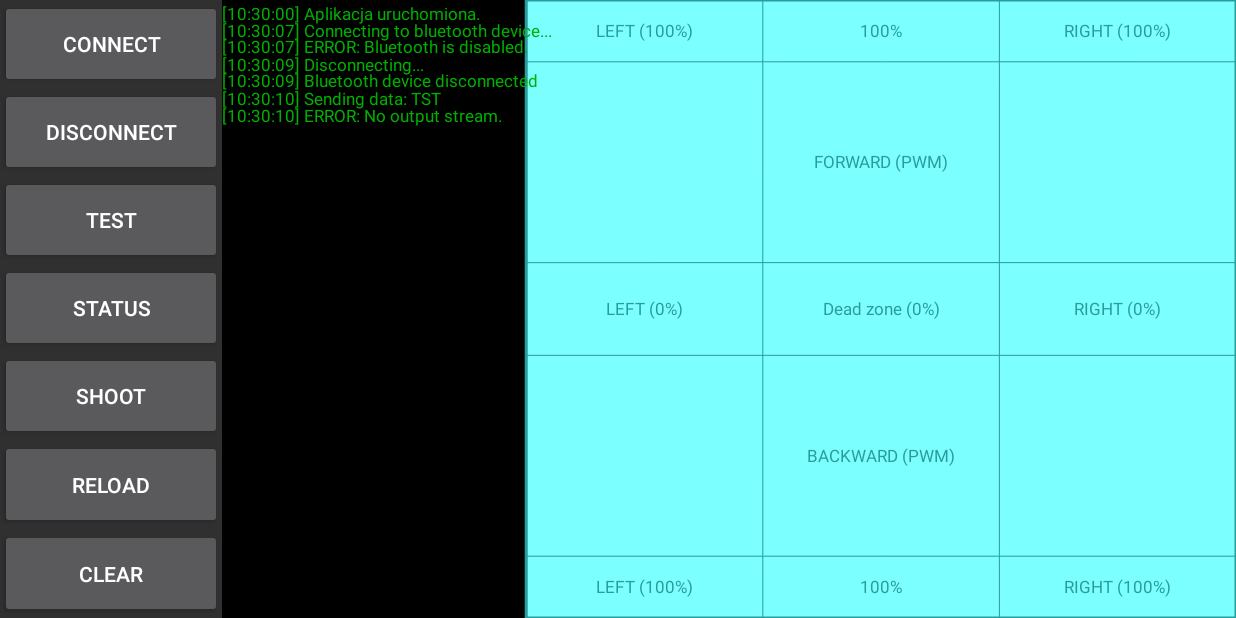
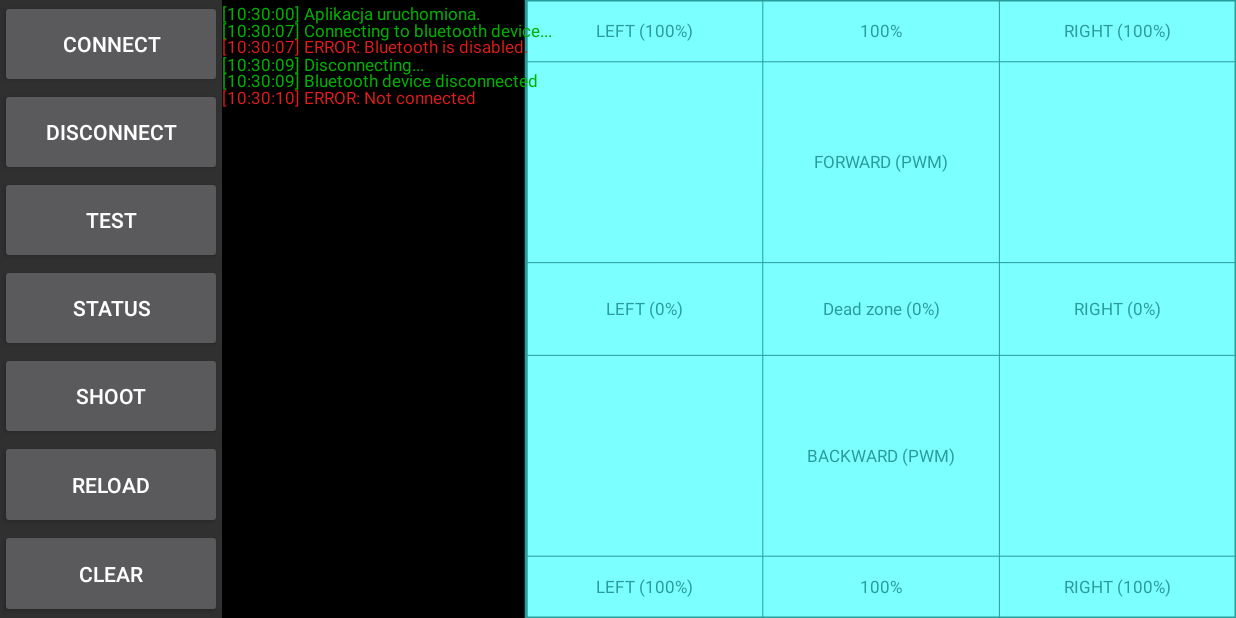
Before and after one commit to igrek51/bluetooth-vehicle-control, an Android app: the screen it shows after launch (MainActivity), after a tap on "TEST", on a phone screen of 824 x 412 dp (held sideways). Run offline under Robolectric (Android 15) with nearby library versions, the phone set to English and light mode, and no system bars; 2 other taps on this screen came first.

Commit message:
Added Detection of disconnection
Sending HeartBeat command to keep alive the connection,
Improved error catching,
Info messages colouring depending on message type
Disconnecting on application exit

```diff
--- a/app/src/main/java/igrek/projekt4bt/bluetooth/BTAdapter.java
+++ b/app/src/main/java/igrek/projekt4bt/bluetooth/BTAdapter.java
@@ -19,12 +19,14 @@ import igrek.projekt4bt.dispatcher.IEventObserver;
 import igrek.projekt4bt.events.BTDataReceivedEvent;
 import igrek.projekt4bt.events.ConnectButtonEvent;
 import igrek.projekt4bt.events.ControlMotorsEvent;
+import igrek.projekt4bt.events.ControlResetEvent;
 import igrek.projekt4bt.events.DisconnectButtonEvent;
 import igrek.projekt4bt.events.ReloadButtonEvent;
 import igrek.projekt4bt.events.ShootButtonEvent;
 import igrek.projekt4bt.events.ShowInfoEvent;
 import igrek.projekt4bt.events.StatusButtonEvent;
 import igrek.projekt4bt.events.TestButtonEvent;
+import igrek.projekt4bt.graphics.canvas.InfoMessage;
 import igrek.projekt4bt.logger.Logs;
 import igrek.projekt4bt.logic.ControlCommand;
 
@@ -37,10 +39,11 @@ public class BTAdapter implements IEventObserver {
 
 	private BluetoothSocket socket;
 
+	private final long HEARTBEAT_INTERVAL = 1000; // okres wysyłania komunikatu utrzymującego połączenie [ms]
+
 	Thread workerThread;
 	byte[] readBuffer;
 	int readBufferPosition;
-	int counter;
 	volatile boolean stopWorker;
 
 	public BTAdapter() {
@@ -56,6 +59,7 @@ public class BTAdapter implements IEventObserver {
 		EventDispatcher.registerEventObserver(ShootButtonEvent.class, this);
 		EventDispatcher.registerEventObserver(ReloadButtonEvent.class, this);
 		EventDispatcher.registerEventObserver(ControlMotorsEvent.class, this);
+		EventDispatcher.registerEventObserver(ControlResetEvent.class, this);
 	}
 
 	@Override
@@ -122,20 +126,31 @@ public class BTAdapter implements IEventObserver {
 			}
 		});
 
+		event.bind(ControlResetEvent.class, new IEventConsumer<ControlResetEvent>() {
+			@Override
+			public void accept(ControlResetEvent e) {
+				sendResetMotors();
+			}
+		});
+
 	}
 
 	private void showInfo(String message) {
 		Logs.info(message);
-		EventDispatcher.sendNow(new ShowInfoEvent(message));
+		EventDispatcher.sendNow(new ShowInfoEvent(message, InfoMessage.ShowInfoType.OK));
 	}
 
 	private void showError(String message) {
-		//TODO inny kolor wiadomości w przypadku błędu
 		Logs.error(message);
-		EventDispatcher.sendNow(new ShowInfoEvent("ERROR: " + message));
+		EventDispatcher.sendNow(new ShowInfoEvent("ERROR: " + message, InfoMessage.ShowInfoType.ERROR));
 	}
 
 	private void connect() {
+
+		if (isConnected()) {
+			showError("Already connected");
+			return;
+		}
 
 		BluetoothAdapter blueAdapter = BluetoothAdapter.getDefaultAdapter();
 		if (blueAdapter != null && blueAdapter.isEnabled()) {
@@ -162,6 +177,7 @@ public class BTAdapter implements IEventObserver {
 				showInfo("Device connected: " + device.getName());
 
 				listenForData();
+				startHeartBeatTimer();
 			} catch (IOException e) {
 				showError("Failed connecting to device: " + e.getMessage());
 			}
@@ -171,16 +187,25 @@ public class BTAdapter implements IEventObserver {
 		}
 	}
 
-	public void send(String s) {
-		try {
+	public synchronized void send(String s) {
+
+		if (!isConnected()) {
+			showError("Not connected");
+			return;
+		}
+
 			showInfo("Sending data: " + s);
 			if (outputStream == null) {
 				showError("No output stream.");
 				return;
 			}
+
+		try {
 			outputStream.write((s + "\n").getBytes());
 		} catch (IOException e) {
+			Logs.error(e);
 			showError("Sending failed: " + e.getMessage());
+			disconnect();
 		}
 	}
 
@@ -195,8 +220,6 @@ public class BTAdapter implements IEventObserver {
 			public void run() {
 				while (!Thread.currentThread().isInterrupted() && !stopWorker) {
 					try {
-						// TODO disconnect detection
-
 						int bytesAvailable = inStream.available();
 						if (bytesAvailable > 0) {
 							byte[] packetBytes = new byte[bytesAvailable];
@@ -229,9 +252,27 @@ public class BTAdapter implements IEventObserver {
 		workerThread.start();
 	}
 
+	private void startHeartBeatTimer() {
+		final Handler h2 = new Handler();
+		Runnable r = new Runnable() {
+			@Override
+			public void run() {
+				if (isConnected()) {
+					send("HBT");
+					h2.postDelayed(this, HEARTBEAT_INTERVAL);
+				}
+			}
+		};
+		h2.post(r);
+	}
+
+	private boolean isConnected() {
+		return socket != null && socket.isConnected();
+	}
+
 	private void receivedData(String data) {
 		Logs.debug("BT data received: " + data);
-		EventDispatcher.sendNow(new ShowInfoEvent("BT: " + data));
+		EventDispatcher.sendNow(new ShowInfoEvent("BT: " + data, InfoMessage.ShowInfoType.BT_RECEIVED));
 
 		// split received message by line feeds
 		for (String line : data.split("\\r|\\n")) {
@@ -248,7 +289,6 @@ public class BTAdapter implements IEventObserver {
 	}
 
 	public void disconnect() {
-		// TODO if connected
 		try {
 			stopWorker = true;
 			if (outputStream != null)
@@ -277,7 +317,7 @@ public class BTAdapter implements IEventObserver {
 	}
 
 	private void showStatus() {
-		//TODO
+		showInfo("connected: " + isConnected());
 	}
 
 	private void sendShoot() {
@@ -322,4 +362,12 @@ public class BTAdapter implements IEventObserver {
 		int pwmFactor = (int) (power * 100);
 		send("PWM 4 " + pwmFactor);
 	}
+
+	private void sendResetMotors() {
+		send("RST 1");
+		send("RST 2");
+		send("RST 3");
+		send("RST 4");
+		send("RST 6");
+	}
 }
--- a/app/src/main/java/igrek/projekt4bt/events/ShowInfoEvent.java
+++ b/app/src/main/java/igrek/projekt4bt/events/ShowInfoEvent.java
@@ -2,16 +2,17 @@ package igrek.projekt4bt.events;
 
 
 import igrek.projekt4bt.dispatcher.AbstractEvent;
+import igrek.projekt4bt.graphics.canvas.InfoMessage;
 
 public class ShowInfoEvent extends AbstractEvent {
 
-	private String message;
+	private InfoMessage infoMessage;
 
-	public ShowInfoEvent(String message) {
-		this.message = message;
+	public ShowInfoEvent(String message, InfoMessage.ShowInfoType type) {
+		this.infoMessage = new InfoMessage(message, type);
 	}
 
-	public String getMessage() {
-		return message;
+	public InfoMessage getInfoMessage() {
+		return infoMessage;
 	}
 }
--- a/app/src/main/java/igrek/projekt4bt/graphics/canvas/CanvasGraphics.java
+++ b/app/src/main/java/igrek/projekt4bt/graphics/canvas/CanvasGraphics.java
@@ -7,7 +7,6 @@ import android.view.MotionEvent;
 
 import java.text.SimpleDateFormat;
 import java.util.ArrayList;
-import java.util.Date;
 import java.util.List;
 
 import igrek.projekt4bt.R;
@@ -17,6 +16,7 @@ import igrek.projekt4bt.dispatcher.IEventConsumer;
 import igrek.projekt4bt.dispatcher.IEventObserver;
 import igrek.projekt4bt.events.ClearButtonEvent;
 import igrek.projekt4bt.events.ControlMotorsEvent;
+import igrek.projekt4bt.events.ControlResetEvent;
 import igrek.projekt4bt.events.ShowInfoEvent;
 import igrek.projekt4bt.graphics.canvas.enums.Align;
 import igrek.projekt4bt.graphics.canvas.enums.Font;
@@ -24,7 +24,7 @@ import igrek.projekt4bt.logic.ControlCommand;
 
 public class CanvasGraphics extends BaseCanvasGraphics implements IEventObserver {
 
-	private List<String> infos = new ArrayList<>();
+	private List<InfoMessage> infos = new ArrayList<>();
 	private final int INFO_FONT_SIZE = 17;
 	/**
 	 * minimalny odstęp w ms między kolejnymi komunikatami zmiany sterowania
@@ -58,8 +58,7 @@ public class CanvasGraphics extends BaseCanvasGraphics implements IEventObserver
 		event.bind(ShowInfoEvent.class, new IEventConsumer<ShowInfoEvent>() {
 			@Override
 			public void accept(ShowInfoEvent e) {
-				SimpleDateFormat dateFormat = new SimpleDateFormat("[HH:mm:ss] ");
-				infos.add(dateFormat.format(new Date()) + e.getMessage());
+				infos.add(e.getInfoMessage());
 				clearOldInfos();
 				invalidate();
 			}
@@ -106,9 +105,24 @@ public class CanvasGraphics extends BaseCanvasGraphics implements IEventObserver
 		int y = 5;
 		setFont(Font.FONT_NORMAL);
 		setFontSize(INFO_FONT_SIZE);
-		setColor(resourceColor(R.color.infoText));
-		for (String info : infos) {
-			drawText(info, 0, y, Align.TOP_LEFT);
+
+		SimpleDateFormat dateFormat = new SimpleDateFormat("[HH:mm:ss] ");
+
+		for (InfoMessage info : infos) {
+			// kolor w zależności od typu wiadomości
+			switch (info.getType()) {
+				case OK:
+					setColor(resourceColor(R.color.infoTextOK));
+					break;
+				case ERROR:
+					setColor(resourceColor(R.color.infoTextError));
+					break;
+				case BT_RECEIVED:
+					setColor(resourceColor(R.color.infoTextBT));
+					break;
+			}
+
+			drawText(dateFormat.format(info.getTime()) + info.getMessage(), 0, y, Align.TOP_LEFT);
 			y += INFO_FONT_SIZE;
 		}
 	}
@@ -247,7 +261,7 @@ public class CanvasGraphics extends BaseCanvasGraphics implements IEventObserver
 	}
 
 	private void touchReset() {
-		EventDispatcher.sendEvent(new ControlMotorsEvent(new ControlCommand(0, 0, 0f)));
+		EventDispatcher.sendEvent(new ControlResetEvent());
 		lastCommand = null;
 		lastCommandTime = System.currentTimeMillis();
 	}
--- /dev/null
+++ b/app/src/main/java/igrek/projekt4bt/graphics/canvas/InfoMessage.java
@@ -0,0 +1,38 @@
+package igrek.projekt4bt.graphics.canvas;
+
+
+import java.util.Date;
+
+public class InfoMessage {
+
+	private String message;
+	private Date time;
+	private ShowInfoType type;
+
+	public enum ShowInfoType {
+
+		OK,
+
+		ERROR,
+
+		BT_RECEIVED;
+	}
+
+	public InfoMessage(String message, ShowInfoType type) {
+		this.message = message;
+		this.time = new Date();
+		this.type = type;
+	}
+
+	public String getMessage() {
+		return message;
+	}
+
+	public Date getTime() {
+		return time;
+	}
+
+	public ShowInfoType getType() {
+		return type;
+	}
+}
--- a/app/src/main/java/igrek/projekt4bt/logic/App.java
+++ b/app/src/main/java/igrek/projekt4bt/logic/App.java
@@ -23,6 +23,7 @@ import igrek.projekt4bt.events.ShowInfoEvent;
 import igrek.projekt4bt.events.StatusButtonEvent;
 import igrek.projekt4bt.events.TestButtonEvent;
 import igrek.projekt4bt.graphics.canvas.CanvasGraphics;
+import igrek.projekt4bt.graphics.canvas.InfoMessage;
 import igrek.projekt4bt.logger.Logs;
 
 public class App extends BaseApp implements IEventObserver {
@@ -57,7 +58,7 @@ public class App extends BaseApp implements IEventObserver {
 
 	private void showInfo(String message) {
 		Logs.info(message);
-		EventDispatcher.sendEvent(new ShowInfoEvent(message));
+		EventDispatcher.sendEvent(new ShowInfoEvent(message, InfoMessage.ShowInfoType.OK));
 	}
 
 	private void bindButtons() {
@@ -112,6 +113,7 @@ public class App extends BaseApp implements IEventObserver {
 
 	@Override
 	public void quit() {
+		bt.disconnect();
 		super.quit();
 	}
 
--- a/app/src/main/res/values/colors.xml
+++ b/app/src/main/res/values/colors.xml
@@ -10,6 +10,8 @@
     <color name="background">#000000</color>
     <color name="controlArea">#7bffff</color>
     <color name="outlineControlArea">#2b9c9c</color>
-    <color name="infoText">#00b000</color>
+    <color name="infoTextOK">#00b000</color>
+    <color name="infoTextError">#e21b1b</color>
+    <color name="infoTextBT">#4444f4</color>
 
 </resources>
--- a/build.gradle
+++ b/build.gradle
@@ -5,7 +5,7 @@ buildscript {
         jcenter()
     }
     dependencies {
-        classpath 'com.android.tools.build:gradle:2.3.1'
+        classpath 'com.android.tools.build:gradle:2.3.2'
 
         // NOTE: Do not place your application dependencies here; they belong
         // in the individual module build.gradle files
```
Also changed, not shown: app/src/main/java/igrek/projekt4bt/events/ControlResetEvent.java (added, +8 -0 lines).
